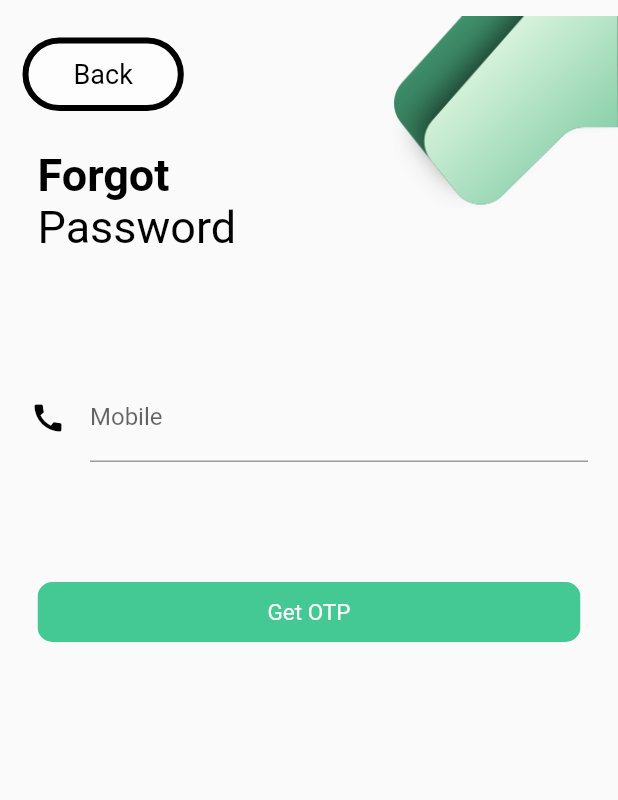
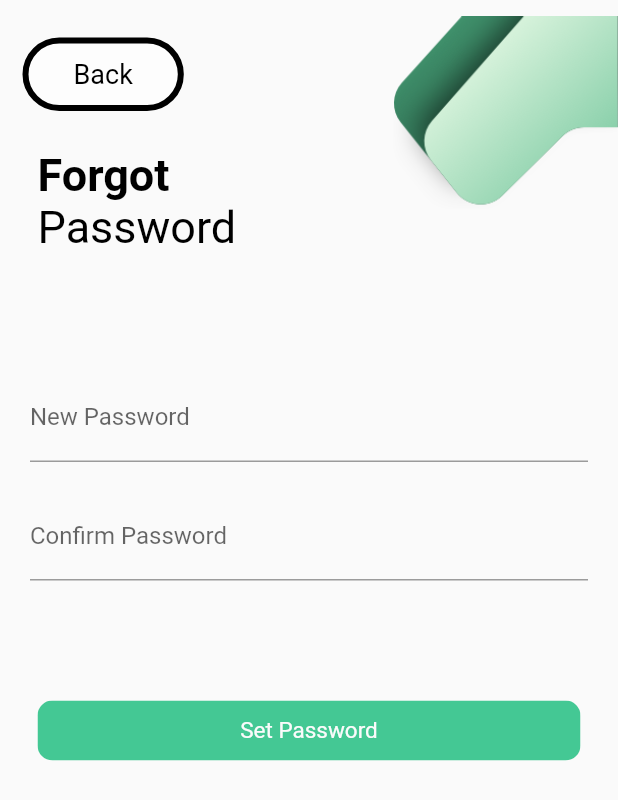
Before and after one commit to Hemant301/cric8hemant, a Flutter app: the ForgetOtp screen opened by its route, after a tap on "Get OTP", on a phone screen of 412 x 824 dp. Shown: the top 800 px of the screen. Run offline on Flutter 3.47's test engine with Material 2 defaults, Android fonts, the phone set to English and light mode, and no system bars; our stand-ins replace bottom_navy_bar, fluttertoast, google_fonts, lottie, rxdart, shared_preferences and 1 more; missing offline and left inert: video_thumbnail; accounts and stored records are empty.

Commit message:
forgot done

```diff
--- a/lib/main.dart
+++ b/lib/main.dart
@@ -10,6 +10,7 @@ import 'package:cric8hemant/screen/forgetotp.dart';
 import 'package:cric8hemant/screen/home.dart';
 import 'package:cric8hemant/screen/popup.dart';
 import 'package:cric8hemant/screen/referearn.dart';
+import 'package:cric8hemant/screen/setpassword.dart';
 import 'package:cric8hemant/screen/splashascreen.dart';
 import 'package:flutter/material.dart';
 
@@ -42,6 +43,7 @@ class MyApp extends StatelessWidget {
         "/forget": (context) => ForgetPassword(),
         "/forgetotp": (context) => ForgetOtp(),
         "/changepwd": (context) => CgangePwd(),
+        "/setpassword": (context) => Setpassword(),
       },
     );
   }
--- a/lib/screen/forgetotp.dart
+++ b/lib/screen/forgetotp.dart
@@ -1,5 +1,6 @@
 import 'package:cric8hemant/screen/referearn.dart';
 import 'package:flutter/material.dart';
+import 'package:sms_autofill/sms_autofill.dart';
 
 class ForgetOtp extends StatelessWidget {
   const ForgetOtp({Key? key}) : super(key: key);
@@ -53,14 +54,26 @@ class ForgetOtp extends StatelessWidget {
             ),
             Padding(
               padding: const EdgeInsets.symmetric(horizontal: 20.0),
-              child: TextFormField(
-                decoration: const InputDecoration(
-                    icon: Icon(
-                      Icons.call,
+              child: Container(
+                child: PinInputTextField(
+                  // controller: otpCon,
+                  pinLength: 5,
+                  cursor: Cursor(
+                    width: 2,
+                    height: 30,
+                    color: Colors.grey,
+                    enabled: true,
+                  ),
+                  decoration: UnderlineDecoration(
+                    colorBuilder: FixedColorBuilder(Colors.grey),
+                    lineHeight: 1.0,
+                    textStyle: TextStyle(
+                      fontFamily: 'Roboto',
+                      fontSize: 22,
                       color: Colors.black,
                     ),
-                    labelText: "Mobile"),
-                // controller: usernameController,
+                  ),
+                ),
               ),
             ),
             const SizedBox(
@@ -69,7 +82,7 @@ class ForgetOtp extends StatelessWidget {
             Center(
               child: InkWell(
                 onTap: () {
-                  Navigator.pushNamed(context, "/forgetotp");
+                  Navigator.pushNamed(context, "/setpassword");
                 },
                 child: ClipRRect(
                   borderRadius: BorderRadius.circular(10),
--- /dev/null
+++ b/lib/screen/setpassword.dart
@@ -0,0 +1,159 @@
+import 'package:cric8hemant/screen/referearn.dart';
+import 'package:flutter/material.dart';
+
+class Setpassword extends StatefulWidget {
+  const Setpassword({Key? key}) : super(key: key);
+
+  @override
+  State<Setpassword> createState() => _SetpasswordState();
+}
+
+class _SetpasswordState extends State<Setpassword> {
+  @override
+  Widget build(BuildContext context) {
+    return Scaffold(
+      body: Column(
+          mainAxisAlignment: MainAxisAlignment.start,
+          crossAxisAlignment: CrossAxisAlignment.start,
+          children: [
+            Stack(
+              overflow: Overflow.visible,
+              children: [
+                Container(
+                  width: MediaQuery.of(context).size.width,
+                  // height: 150,
+                ),
+                Positioned(
+                  right: 0,
+                  child: Image.asset("assets/signupTop.png"),
+                  height: 150,
+                  width: 150,
+                ),
+                Padding(
+                  padding:
+                      const EdgeInsets.symmetric(horizontal: 15, vertical: 25),
+                  child: BackButtonss(),
+                )
+              ],
+            ),
+            Padding(
+              padding: const EdgeInsets.symmetric(horizontal: 25.0),
+              child: Text("Forgot",
+                  style: TextStyle(
+                      fontSize: 30,
+                      color: Colors.black,
+                      fontWeight: FontWeight.bold)),
+            ),
+            Padding(
+              padding: const EdgeInsets.symmetric(horizontal: 25.0),
+              child: Text("Password",
+                  style: TextStyle(
+                    fontSize: 30,
+                    color: Colors.black,
+                    // fontWeight: FontWeight.bold
+                  )),
+            ),
+            SizedBox(
+              height: 80,
+            ),
+            Padding(
+              padding: const EdgeInsets.symmetric(horizontal: 20.0),
+              child: TextFormField(
+                decoration: const InputDecoration(labelText: "New Password"),
+                // controller: usernameController,
+              ),
+            ),
+            SizedBox(
+              height: 20,
+            ),
+            Padding(
+              padding: const EdgeInsets.symmetric(horizontal: 20.0),
+              child: TextFormField(
+                decoration:
+                    const InputDecoration(labelText: "Confirm Password"),
+                // controller: usernameController,
+              ),
+            ),
+            const SizedBox(
+              height: 80,
+            ),
+            Center(
+              child: InkWell(
+                onTap: () {
+                  showDialog(
+                    context: context,
+                    builder: (ctx) => AlertDialog(
+                      actions: <Widget>[
+                        Center(
+                          child: Column(
+                            children: [
+                              SizedBox(
+                                height: 20,
+                              ),
+                              Image.asset('assets/party 1.png'),
+                              SizedBox(
+                                height: 20,
+                              ),
+                              Text(
+                                '''PASSWORD
+CHANGED !''',
+                                style: TextStyle(
+                                    color: Color(0xff74C69D),
+                                    fontSize: 28,
+                                    fontWeight: FontWeight.bold),
+                              ),
+                              SizedBox(
+                                height: 20,
+                              ),
+                              SizedBox(
+                                height: 40,
+                              ),
+                              InkWell(
+                                onTap: () {
+                                  Navigator.pushNamed(context, '/login');
+                                },
+                                child: Container(
+                                  padding: EdgeInsets.symmetric(
+                                      horizontal: 40, vertical: 10),
+                                  decoration: BoxDecoration(
+                                      color: Color(0xff74C69D),
+                                      borderRadius: BorderRadius.circular(10)),
+                                  child: Text(
+                                    'Login Now',
+                                    style: TextStyle(
+                                        color: Colors.white, fontSize: 18),
+                                  ),
+                                ),
+                              ),
+                              SizedBox(
+                                height: 20,
+                              ),
+                            ],
+                          ),
+                        )
+                      ],
+                    ),
+                  );
+                },
+                child: ClipRRect(
+                  borderRadius: BorderRadius.circular(10),
+                  child: Container(
+                    height: 40,
+                    width: MediaQuery.of(context).size.width - 50,
+                    color: Color(0xff44C894),
+                    child: Center(
+                      child: Text("Set Password",
+                          style: TextStyle(
+                            fontSize: 15,
+                            color: Color.fromARGB(255, 251, 251, 251),
+                            // fontWeight: FontWeight.bold
+                          )),
+                    ),
+                  ),
+                ),
+              ),
+            ),
+          ]),
+    );
+  }
+}
```
Also changed, not shown: lib/screen/home.dart (+14 -17 lines), assets/party 1.png (added).
